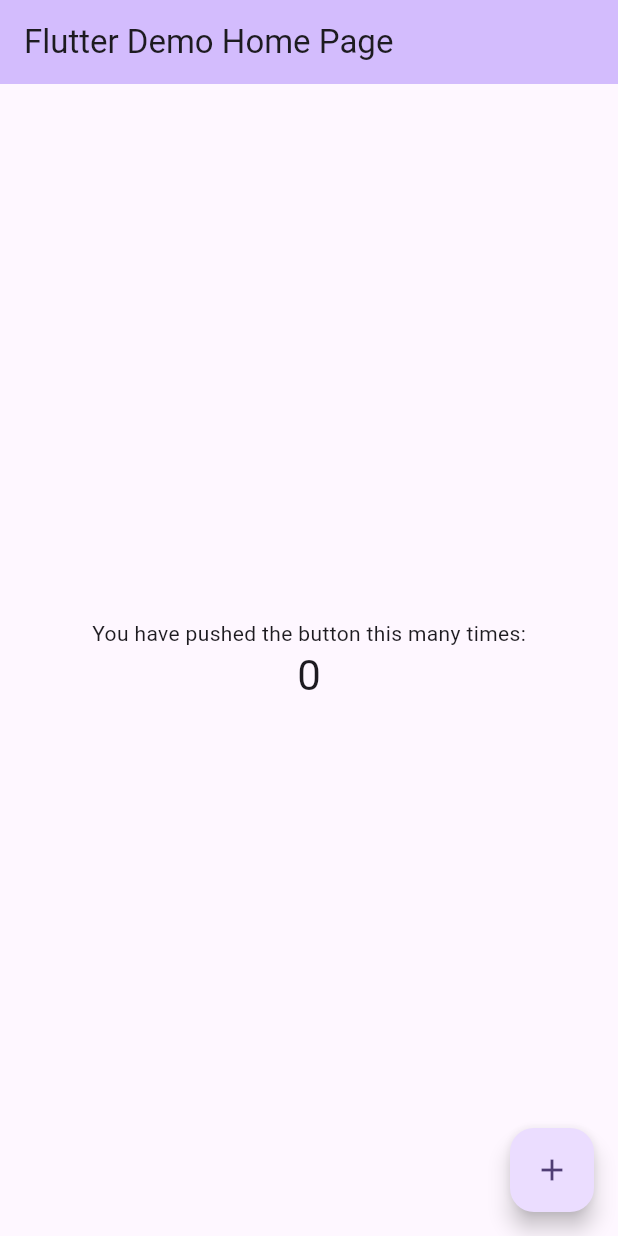
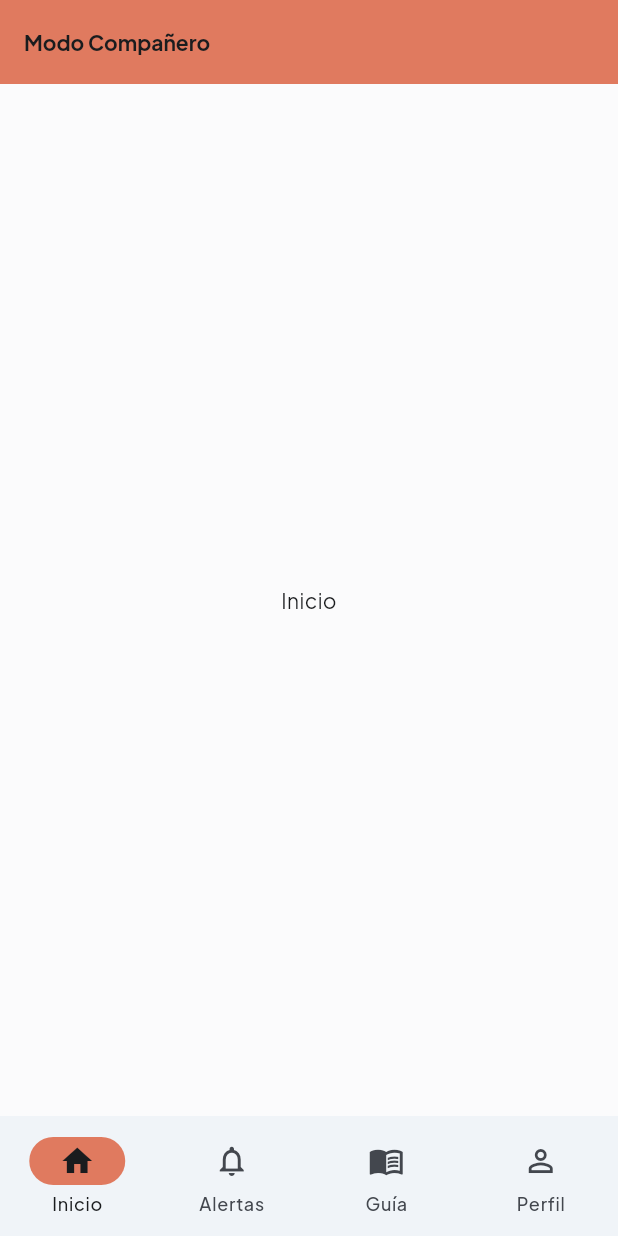
Before and after one commit to HelpMom-Mobile-Grupo2/AppFlutter, a Flutter app: the screen it shows after launch, on a phone screen of 412 x 824 dp. Run offline on Flutter 3.47's test engine with Material 3 defaults, Android fonts, the phone set to English and light mode, and no system bars; our stand-ins replace google_fonts.

Commit message:
feat(core): add theme, named routes and adaptive shell
- Material 3 theme with Modo Compañero palette, Plus Jakarta Sans and
  traffic-light colors as a ThemeExtension
- Named routes with a global navigator key
- CompanionShell: NavigationBar up to 600 dp, NavigationRail above,
  IndexedStack with placeholder tabs
- Android INTERNET/CAMERA permissions, tel: query, debug-only cleartext
- iOS camera usage description, tel: scheme, ATS exception for localhost

Co-Authored-By: Claude Opus 5.5 <noreply@anthropic.com>

```diff
--- /dev/null
+++ b/lib/core/app_routes.dart
@@ -0,0 +1,11 @@
+/// Nombres de las rutas de la app (MaterialApp.routes).
+class AppRoutes {
+  AppRoutes._();
+
+  static const splash = '/';
+  static const terms = '/terms';
+  static const login = '/login';
+  static const link = '/link';
+  static const scanner = '/scanner';
+  static const home = '/home';
+}
--- /dev/null
+++ b/lib/core/app_theme.dart
@@ -0,0 +1,166 @@
+import 'package:flutter/material.dart';
+import 'package:google_fonts/google_fonts.dart';
+
+// Paleta del Modo Compañero. Solo se usa en este archivo: las pantallas leen
+// los colores desde Theme.of(context).
+const _primary = Color(0xFF4A6FA5);
+const _accent = Color(0xFFE07A5F);
+const _accentContainer = Color(0xFFFBE3DC);
+const _surface = Color(0xFFFBFBFC);
+const _surfaceContainer = Color(0xFFF0F4F8);
+const _onSurface = Color(0xFF1A1C1E);
+
+const _green = Color(0xFF2E7D32);
+const _greenContainer = Color(0xFFE8F5E9);
+const _amber = Color(0xFFEF6C00);
+const _amberContainer = Color(0xFFFFF3E0);
+const _red = Color(0xFFC62828);
+const _redContainer = Color(0xFFFFEBEE);
+
+/// Colores del semáforo de salud, guardados dentro del ThemeData.
+@immutable
+class StatusColors extends ThemeExtension<StatusColors> {
+  const StatusColors({
+    required this.green,
+    required this.greenContainer,
+    required this.amber,
+    required this.amberContainer,
+    required this.red,
+    required this.redContainer,
+  });
+
+  final Color green;
+  final Color greenContainer;
+  final Color amber;
+  final Color amberContainer;
+  final Color red;
+  final Color redContainer;
+
+  static StatusColors of(BuildContext context) =>
+      Theme.of(context).extension<StatusColors>()!;
+
+  @override
+  StatusColors copyWith({
+    Color? green,
+    Color? greenContainer,
+    Color? amber,
+    Color? amberContainer,
+    Color? red,
+    Color? redContainer,
+  }) {
+    return StatusColors(
+      green: green ?? this.green,
+      greenContainer: greenContainer ?? this.greenContainer,
+      amber: amber ?? this.amber,
+      amberContainer: amberContainer ?? this.amberContainer,
+      red: red ?? this.red,
+      redContainer: redContainer ?? this.redContainer,
+    );
+  }
+
+  @override
+  StatusColors lerp(StatusColors? other, double t) {
+    if (other == null) return this;
+    return StatusColors(
+      green: Color.lerp(green, other.green, t)!,
+      greenContainer: Color.lerp(greenContainer, other.greenContainer, t)!,
+      amber: Color.lerp(amber, other.amber, t)!,
+      amberContainer: Color.lerp(amberContainer, other.amberContainer, t)!,
+      red: Color.lerp(red, other.red, t)!,
+      redContainer: Color.lerp(redContainer, other.redContainer, t)!,
+    );
+  }
+}
+
+class AppTheme {
+  AppTheme._();
+
+  /// [useGoogleFonts] se apaga en los tests, donde no hay internet para
+  /// descargar Plus Jakarta Sans.
+  static ThemeData light({bool useGoogleFonts = true}) {
+    // El texto sobre terracota va oscuro: blanco sobre #E07A5F no llega al
+    // contraste mínimo (2.9:1), y #1A1C1E sí (5.8:1).
+    final scheme = ColorScheme.fromSeed(seedColor: _primary).copyWith(
+      primary: _primary,
+      onPrimary: Colors.white,
+      secondary: _accent,
+      onSecondary: _onSurface,
+      secondaryContainer: _accentContainer,
+      onSecondaryContainer: _onSurface,
+      surface: _surface,
+      onSurface: _onSurface,
+      surfaceContainer: _surfaceContainer,
+      error: _red,
+    );
+
+    final base = ThemeData(useMaterial3: true, colorScheme: scheme);
+    final textTheme = useGoogleFonts
+        ? GoogleFonts.plusJakartaSansTextTheme(base.textTheme)
+        : base.textTheme;
+
+    final roundedButton = RoundedRectangleBorder(
+      borderRadius: BorderRadius.circular(16),
+    );
+    const minButtonSize = Size(48, 48);
+
+    return base.copyWith(
+      textTheme: textTheme,
+      scaffoldBackgroundColor: _surface,
+      appBarTheme: AppBarTheme(
+        backgroundColor: _accent,
+        foregroundColor: _onSurface,
+        titleTextStyle: textTheme.titleLarge?.copyWith(
+          color: _onSurface,
+          fontWeight: FontWeight.w700,
+        ),
+      ),
+      cardTheme: CardThemeData(
+        color: _surfaceContainer,
+        elevation: 0,
+        margin: EdgeInsets.zero,
+        shape: RoundedRectangleBorder(borderRadius: BorderRadius.circular(20)),
+      ),
+      filledButtonTheme: FilledButtonThemeData(
+        style: FilledButton.styleFrom(
+          minimumSize: minButtonSize,
+          shape: roundedButton,
+        ),
+      ),
+      outlinedButtonTheme: OutlinedButtonThemeData(
+        style: OutlinedButton.styleFrom(
+          minimumSize: minButtonSize,
+          shape: roundedButton,
+        ),
+      ),
+      textButtonTheme: TextButtonThemeData(
+        style: TextButton.styleFrom(minimumSize: minButtonSize),
+      ),
+      inputDecorationTheme: InputDecorationTheme(
+        filled: true,
+        fillColor: _surfaceContainer,
+        border: OutlineInputBorder(borderRadius: BorderRadius.circular(12)),
+      ),
+      navigationBarTheme: const NavigationBarThemeData(
+        backgroundColor: _surfaceContainer,
+        indicatorColor: _accent,
+      ),
+      navigationRailTheme: const NavigationRailThemeData(
+        backgroundColor: _surfaceContainer,
+        indicatorColor: _accent,
+      ),
+      snackBarTheme: const SnackBarThemeData(
+        behavior: SnackBarBehavior.floating,
+      ),
+      extensions: const [
+        StatusColors(
+          green: _green,
+          greenContainer: _greenContainer,
+          amber: _amber,
+          amberContainer: _amberContainer,
+          red: _red,
+          redContainer: _redContainer,
+        ),
+      ],
+    );
+  }
+}
--- /dev/null
+++ b/lib/features/alerts/ui/alerts_screen.dart
@@ -0,0 +1,14 @@
+import 'package:flutter/material.dart';
+
+/// P4 Alertas. Pantalla temporal: se completa en el bloque 5.
+class AlertsScreen extends StatelessWidget {
+  const AlertsScreen({super.key});
+
+  @override
+  Widget build(BuildContext context) {
+    return Scaffold(
+      appBar: AppBar(title: const Text('Alertas')),
+      body: const Center(child: Text('Bandeja de alertas')),
+    );
+  }
+}
--- /dev/null
+++ b/lib/features/companion/ui/companion_shell.dart
@@ -0,0 +1,104 @@
+import 'package:flutter/material.dart';
+
+import '../../alerts/ui/alerts_screen.dart';
+import '../../profile/ui/profile_screen.dart';
+import 'guide_screen.dart';
+import 'home_screen.dart';
+
+class _Destination {
+  const _Destination(this.label, this.icon, this.selectedIcon);
+
+  final String label;
+  final IconData icon;
+  final IconData selectedIcon;
+}
+
+const _destinations = [
+  _Destination('Inicio', Icons.home_outlined, Icons.home),
+  _Destination('Alertas', Icons.notifications_outlined, Icons.notifications),
+  _Destination('Guía', Icons.menu_book_outlined, Icons.menu_book),
+  _Destination('Perfil', Icons.person_outline, Icons.person),
+];
+
+/// Contenedor de las 4 pestañas. Con 600 dp o menos usa NavigationBar abajo;
+/// con más ancho, NavigationRail a la izquierda.
+class CompanionShell extends StatefulWidget {
+  const CompanionShell({super.key});
+
+  static const breakpoint = 600.0;
+
+  @override
+  State<CompanionShell> createState() => _CompanionShellState();
+}
+
+class _CompanionShellState extends State<CompanionShell> {
+  // La GlobalKey conserva el estado de las pestañas al girar el teléfono,
+  // cuando el IndexedStack cambia de lugar en el árbol.
+  final _pagesKey = GlobalKey();
+  int _index = 0;
+
+  void _onDestinationSelected(int index) {
+    setState(() => _index = index);
+  }
+
+  @override
+  Widget build(BuildContext context) {
+    final pages = IndexedStack(
+      key: _pagesKey,
+      index: _index,
+      children: const [
+        HomeScreen(),
+        AlertsScreen(),
+        GuideScreen(),
+        ProfileScreen(),
+      ],
+    );
+
+    return LayoutBuilder(
+      builder: (context, constraints) {
+        if (constraints.maxWidth <= CompanionShell.breakpoint) {
+          return Scaffold(
+            body: pages,
+            bottomNavigationBar: NavigationBar(
+              selectedIndex: _index,
+              onDestinationSelected: _onDestinationSelected,
+              destinations: [
+                for (final d in _destinations)
+                  NavigationDestination(
+                    icon: Icon(d.icon),
+                    selectedIcon: Icon(d.selectedIcon),
+                    label: d.label,
+                  ),
+              ],
+            ),
+          );
+        }
+
+        return Scaffold(
+          body: Row(
+            children: [
+              SafeArea(
+                right: false,
+                child: NavigationRail(
+                  selectedIndex: _index,
+                  onDestinationSelected: _onDestinationSelected,
+                  labelType: NavigationRailLabelType.all,
+                  destinations: [
+                    for (final d in _destinations)
+                      NavigationRailDestination(
+                        icon: Icon(d.icon),
+                        selectedIcon: Icon(d.selectedIcon),
+                        label: Text(d.label),
+                      ),
+                  ],
+                ),
+              ),
+              const VerticalDivider(width: 1),
+              Expanded(child: pages),
+            ],
+          ),
+        );
+      },
+    );
+  }
+}
--- /dev/null
+++ b/lib/features/companion/ui/guide_screen.dart
@@ -0,0 +1,14 @@
+import 'package:flutter/material.dart';
+
+/// P5 Guía. Pantalla temporal: se completa en el bloque 6.
+class GuideScreen extends StatelessWidget {
+  const GuideScreen({super.key});
+
+  @override
+  Widget build(BuildContext context) {
+    return Scaffold(
+      appBar: AppBar(title: const Text('Guía')),
+      body: const Center(child: Text('Guía semanal')),
+    );
+  }
+}
--- /dev/null
+++ b/lib/features/companion/ui/home_screen.dart
@@ -0,0 +1,14 @@
+import 'package:flutter/material.dart';
+
+/// P3 Inicio. Pantalla temporal: se completa en el bloque 4.
+class HomeScreen extends StatelessWidget {
+  const HomeScreen({super.key});
+
+  @override
+  Widget build(BuildContext context) {
+    return Scaffold(
+      appBar: AppBar(title: const Text('Modo Compañero')),
+      body: const Center(child: Text('Inicio')),
+    );
+  }
+}
--- /dev/null
+++ b/lib/features/profile/ui/profile_screen.dart
@@ -0,0 +1,14 @@
+import 'package:flutter/material.dart';
+
+/// P6 Perfil. Pantalla temporal: se completa en el bloque 7.
+class ProfileScreen extends StatelessWidget {
+  const ProfileScreen({super.key});
+
+  @override
+  Widget build(BuildContext context) {
+    return Scaffold(
+      appBar: AppBar(title: const Text('Perfil')),
+      body: const Center(child: Text('Mi perfil')),
+    );
+  }
+}
--- a/lib/main.dart
+++ b/lib/main.dart
@@ -1,122 +1,33 @@
 import 'package:flutter/material.dart';
 
+import 'core/app_routes.dart';
+import 'core/app_theme.dart';
+import 'features/auth/ui/splash_screen.dart';
+import 'features/companion/ui/companion_shell.dart';
+
+/// Llave global del navegador: permite volver al login desde fuera de un
+/// widget (por ejemplo, cuando el backend responde 401).
+final navigatorKey = GlobalKey<NavigatorState>();
+
 void main() {
-  runApp(const MyApp());
+  runApp(const HelpMomApp());
 }
 
-class MyApp extends StatelessWidget {
-  const MyApp({super.key});
+class HelpMomApp extends StatelessWidget {
+  const HelpMomApp({super.key});
 
-  // This widget is the root of your application.
   @override
   Widget build(BuildContext context) {
     return MaterialApp(
-      title: 'Flutter Demo',
-      theme: ThemeData(
-        // This is the theme of your application.
-        //
-        // TRY THIS: Try running your application with "flutter run". You'll see
-        // the application has a purple toolbar. Then, without quitting the app,
-        // try changing the seedColor in the colorScheme below to Colors.green
-        // and then invoke "hot reload" (save your changes or press the "hot
-        // reload" button in a Flutter-supported IDE, or press "r" if you used
-        // the command line to start the app).
-        //
-        // Notice that the counter didn't reset back to zero; the application
-        // state is not lost during the reload. To reset the state, use hot
-        // restart instead.
-        //
-        // This works for code too, not just values: Most code changes can be
-        // tested with just a hot reload.
-        colorScheme: .fromSeed(seedColor: Colors.deepPurple),
-      ),
-      home: const MyHomePage(title: 'Flutter Demo Home Page'),
+      title: 'HelpMom Compañero',
+      debugShowCheckedModeBanner: false,
+      theme: AppTheme.light(),
+      navigatorKey: navigatorKey,
+      initialRoute: AppRoutes.splash,
+      routes: {
+        AppRoutes.splash: (_) => const SplashScreen(),
+        AppRoutes.home: (_) => const CompanionShell(),
+      },
     );
   }
 }
-
-class MyHomePage extends StatefulWidget {
-  const MyHomePage({super.key, required this.title});
-
-  // This widget is the home page of your application. It is stateful, meaning
-  // that it has a State object (defined below) that contains fields that affect
-  // how it looks.
-
-  // This class is the configuration for the state. It holds the values (in this
-  // case the title) provided by the parent (in this case the App widget) and
-  // used by the build method of the State. Fields in a Widget subclass are
-  // always marked "final".
-
-  final String title;
-
-  @override
-  State<MyHomePage> createState() => _MyHomePageState();
-}
-
-class _MyHomePageState extends State<MyHomePage> {
-  int _counter = 0;
-
-  void _incrementCounter() {
-    setState(() {
-      // This call to setState tells the Flutter framework that something has
-      // changed in this State, which causes it to rerun the build method below
-      // so that the display can reflect the updated values. If we changed
-      // _counter without calling setState(), then the build method would not be
-      // called again, and so nothing would appear to happen.
-      _counter++;
-    });
-  }
-
-  @override
-  Widget build(BuildContext context) {
-    // This method is rerun every time setState is called, for instance as done
-    // by the _incrementCounter method above.
-    //
-    // The Flutter framework has been optimized to make rerunning build methods
-    // fast, so that you can just rebuild anything that needs updating rather
-    // than having to individually change instances of widgets.
-    return Scaffold(
-      appBar: AppBar(
-        // TRY THIS: Try changing the color here to a specific color (to
-        // Colors.amber, perhaps?) and trigger a hot reload to see the AppBar
-        // change color while the other colors stay the same.
-        backgroundColor: Theme.of(context).colorScheme.inversePrimary,
-        // Here we take the value from the MyHomePage object that was created by
-        // the App.build method, and use it to set our appbar title.
-        title: Text(widget.title),
-      ),
-      body: Center(
-        // Center is a layout widget. It takes a single child and positions it
-        // in the middle of the parent.
-        child: Column(
-          // Column is also a layout widget. It takes a list of children and
-          // arranges them vertically. By default, it sizes itself to fit its
-          // children horizontally, and tries to be as tall as its parent.
-          //
-          // Column has various properties to control how it sizes itself and
-          // how it positions its children. Here we use mainAxisAlignment to
-          // center the children vertically; the main axis here is the vertical
-          // axis because Columns are vertical (the cross axis would be
-          // horizontal).
-          //
-          // TRY THIS: Invoke "debug painting" (choose the "Toggle Debug Paint"
-          // action in the IDE, or press "p" in the console), to see the
-          // wireframe for each widget.
-          mainAxisAlignment: .center,
-          children: [
-            const Text('You have pushed the button this many times:'),
-            Text(
-              '$_counter',
-              style: Theme.of(context).textTheme.headlineMedium,
-            ),
-          ],
-        ),
-      ),
-      floatingActionButton: FloatingActionButton(
-        onPressed: _incrementCounter,
-        tooltip: 'Increment',
-        child: const Icon(Icons.add),
-      ),
-    );
-  }
-}
```
Also changed, not shown: lib/features/auth/ui/splash_screen.dart (added, +46 -0 lines), pubspec.yaml (+13 -71 lines), pubspec.lock, 10 other files.
